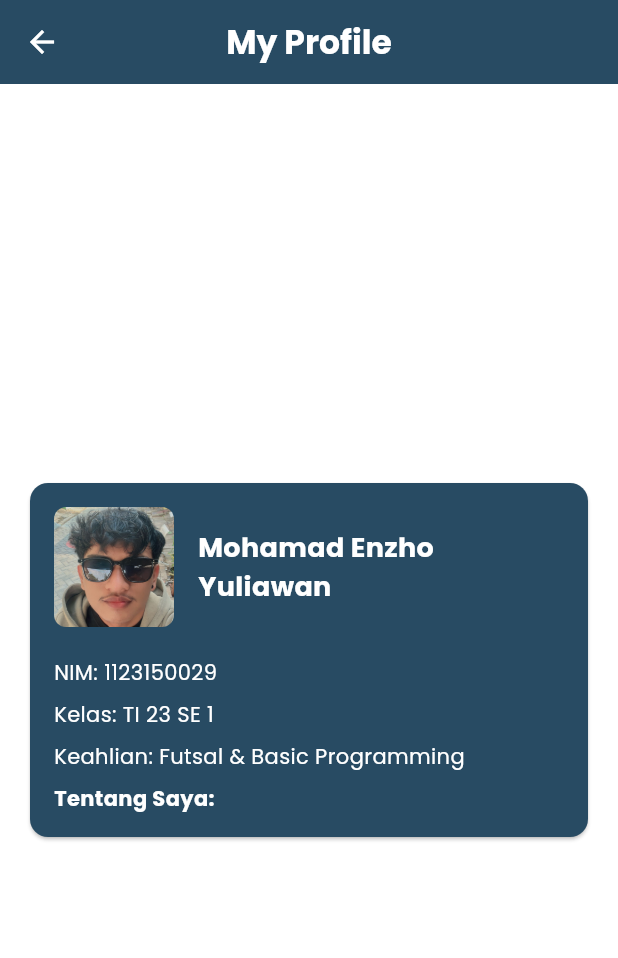
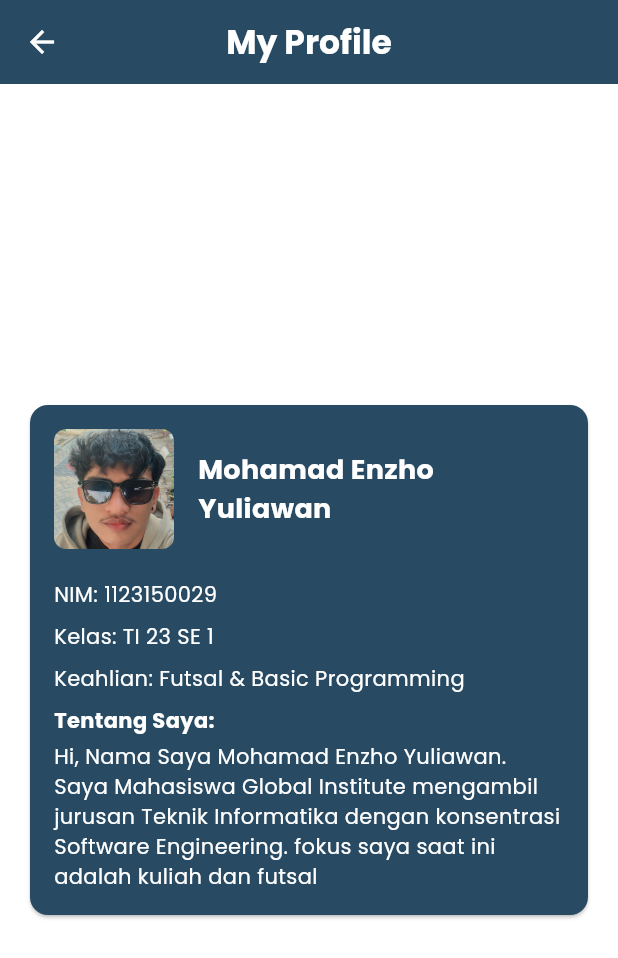
Before and after one commit to str122-xyz/Kelompok-4-trio, a Flutter app: the EnzhoProfile screen opened directly, on a phone screen of 412 x 824 dp. Shown: the top 958 px of the screen. Run offline on Flutter 3.47's test engine with Material 3 defaults, Android fonts, the phone set to English and light mode, and no system bars.

Commit message:
tambah isi tentang sayaa

```diff
--- a/lib/screens/team/enzho_profile.dart
+++ b/lib/screens/team/enzho_profile.dart
@@ -115,6 +115,17 @@ class _EnzhoProfileState extends State<EnzhoProfile> {
                     ),
                   ),
 
+                  SizedBox(height: 4),
+
+                  Text(
+                    'Hi, Nama Saya Mohamad Enzho Yuliawan. Saya Mahasiswa Global Institute mengambil jurusan Teknik Informatika dengan konsentrasi Software Engineering. fokus saya saat ini adalah kuliah dan futsal',
+                    style: TextStyle(
+                      color: Colors.white,
+                      fontFamily: 'Poppins',
+                      fontSize: 14,
+                    ),
+                  ),
+
                 ],
               ),
             ),
```
